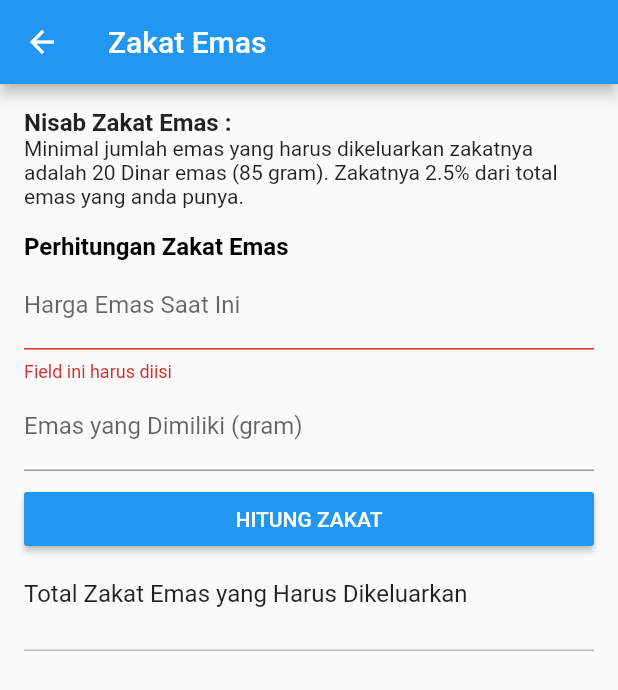
After one commit to feriyalsusanto/zakatax, a Flutter app: the ZakatEmasPage screen opened directly, after a tap on "HITUNG ZAKAT", on a phone screen of 412 x 824 dp. The commit adds this screen. Shown: the top 690 px of the screen. Run offline on Flutter 3.47's test engine with Material 2 defaults, Android fonts, the phone set to English and light mode, and no system bars.

Commit message:
add menu zakat emas/perak

```diff
--- /dev/null
+++ b/lib/home/menu/zakatmaal/zakatemasperak/zakatemas.page.dart
@@ -0,0 +1,114 @@
+import 'package:flutter/material.dart';
+import 'package:zakatax/home/util/NumberFormatUtil.dart';
+
+class ZakatEmasPage extends StatefulWidget {
+
+  @override
+  _ZakatEmasPageState createState() => _ZakatEmasPageState();
+}
+
+class _ZakatEmasPageState extends State<ZakatEmasPage> {
+  GlobalKey<FormState> _formState = GlobalKey<FormState>();
+
+  TextEditingController _priceController = new TextEditingController();
+  TextEditingController _goldController = new TextEditingController();
+  TextEditingController _totalController = new TextEditingController();
+
+  @override
+  Widget build(BuildContext context) {
+    return Scaffold(
+      appBar: AppBar(
+        title: Text('Zakat Emas'),
+      ),
+      body: SingleChildScrollView(
+        child: Padding(
+          padding: EdgeInsets.all(16.0),
+          child: Form(
+              key: _formState,
+              child: Column(
+                crossAxisAlignment: CrossAxisAlignment.stretch,
+                children: <Widget>[
+                  Text(
+                    'Nisab Zakat Emas :',
+                    style:
+                    TextStyle(fontSize: 16.0, fontWeight: FontWeight.w600),
+                  ),
+                  Text(
+                      'Minimal jumlah emas yang harus dikeluarkan zakatnya adalah 20 Dinar emas (85 gram). Zakatnya 2.5% dari total emas yang anda punya.'),
+                  Padding(
+                    padding: EdgeInsets.only(top: 16.0),
+                    child: Text(
+                      'Perhitungan Zakat Emas',
+                      style: TextStyle(
+                          color: Colors.black,
+                          fontWeight: FontWeight.w600,
+                          fontSize: 16.0),
+                    ),
+                  ),
+                  TextFormField(
+                    decoration:
+                    InputDecoration(labelText: 'Harga Emas Saat Ini'),
+                    keyboardType: TextInputType.number,
+                    controller: _priceController,
+                    validator: (val) =>
+                    val.isEmpty ? 'Field ini harus diisi' : null,
+                  ),
+                  TextFormField(
+                    decoration: InputDecoration(labelText: 'Emas yang Dimiliki (gram)'),
+                    keyboardType: TextInputType.number,
+                    controller: _goldController,
+                  ),
+                  Padding(
+                    padding: EdgeInsets.only(top: 8.0, bottom: 16.0),
+                    child: RaisedButton(
+                      onPressed: _sumZakat,
+                      color: Colors.blue,
+                      child: Text(
+                        'HITUNG ZAKAT',
+                        style: TextStyle(color: Colors.white),
+                      ),
+                    ),
+                  ),
+                  Text(
+                    'Total Zakat Emas yang Harus Dikeluarkan',
+                    style: TextStyle(fontSize: 16.0),
+                  ),
+                  Padding(
+                    padding: EdgeInsets.only(bottom: 8.0, top: 4.0),
+                    child: Text(
+                      _totalController.text,
+                      style: TextStyle(fontSize: 14.0),
+                    ),
+                  ),
+                  Divider(
+                    height: 1.0,
+                    color: Colors.grey,
+                  )
+                ],
+              )),
+        ),
+      ),
+    );
+  }
+
+  _sumZakat() {
+    final FormState formState = _formState.currentState;
+    if (!formState.validate()) {
+    } else {
+      formState.save();
+
+      int price = int.parse(_priceController.text);
+      int nisab = price * 85;
+      double income = double.parse(_goldController.text) * price;
+
+      if (income <= nisab) {
+        _totalController.text = 'Anda tidak wajib mengeluarkan zakat';
+      } else {
+        int zakat = ((income * 0.025) + 0.4).round();
+        _totalController.text = 'Rp ${NumberFormatUtil.currencyFormat(zakat)}';
+      }
+
+      setState(() {});
+    }
+  }
+}
```
Also changed, not shown: lib/home/menu/zakatmaal/menu.page.dart (+14 -2 lines), lib/home/menu/zakatmaal/zakatemasperak/zakatperak.page.dart (added, +114 -0 lines).
